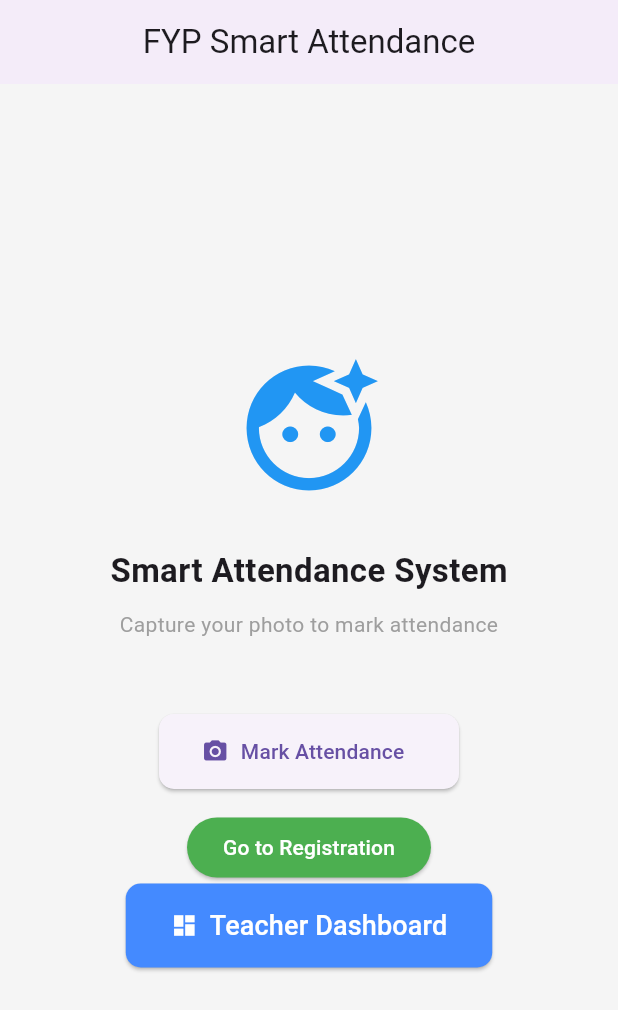
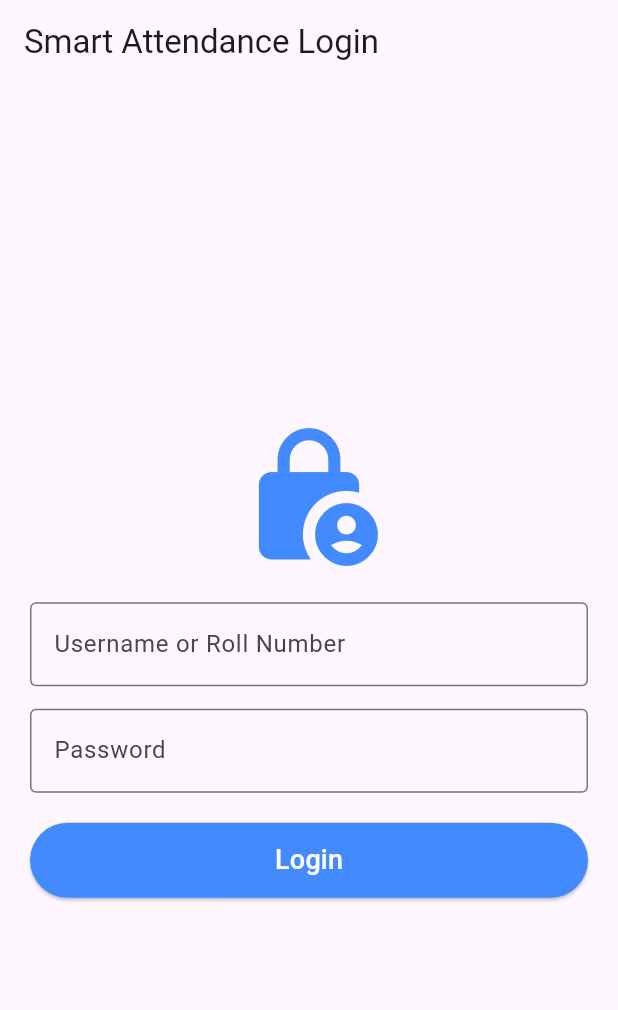
Before and after one commit to MustafaAhmed2614/Smart-Attendance-System-FYP, a Flutter app: the screen it shows after launch, on a phone screen of 412 x 824 dp. Shown: the top 1010 px of the screen. Run offline on Flutter 3.47's test engine with Material 3 defaults, Android fonts, the phone set to English and light mode, and no system bars; our stand-ins replace image_picker.

Commit message:
update-student-dashboard

```diff
--- a/mobile_app/lib/main.dart
+++ b/mobile_app/lib/main.dart
@@ -1,7 +1,7 @@
 import 'package:flutter/material.dart';
 import 'screens/home_screen.dart';
-
- // Apne folder structure ke mutabiq path check karlein
+import 'screens/login_screen.dart';
+// Apne folder structure ke mutabiq path check karlein
 
 void main() {
   runApp(const MyApp());
@@ -21,7 +21,7 @@ class MyApp extends StatelessWidget {
         useMaterial3: true, // Modern look ke liye
       ),
       // App start hote hi Home Screen khulegi
-      home: const HomeScreen(),
+      home: LoginScreen(),
     );
   }
 }
--- a/mobile_app/lib/screens/home_screen.dart
+++ b/mobile_app/lib/screens/home_screen.dart
@@ -154,6 +154,7 @@ class _HomeScreenState extends State<HomeScreen> {
               ),
               child: const Text("Go to Registration"),
             ),
+            const SizedBox(height: 15),
             ElevatedButton.icon(
               onPressed: () {
                 // Nayi screen par jane ka code (Navigation)
--- /dev/null
+++ b/mobile_app/lib/screens/login_screen.dart
@@ -0,0 +1,120 @@
+import 'package:flutter/material.dart';
+import 'package:fyp_app/screens/home_screen.dart';
+import 'package:fyp_app/screens/student_dashboard.dart';
+import 'package:http/http.dart' as http;
+import 'dart:convert';
+import 'teacher_dashboard.dart'; // Teacher ki screen
+// import 'main.dart'; // Agar aapki purani main screen ka naam kuch aur hai toh yahan link karein
+
+class LoginScreen extends StatefulWidget {
+  @override
+  _LoginScreenState createState() => _LoginScreenState();
+}
+
+class _LoginScreenState extends State<LoginScreen> {
+  // Yahan apna FastAPI wala IP address lagayen
+  final String backendUrl = "http://192.168.0.198:8000";
+
+  final TextEditingController usernameController = TextEditingController();
+  final TextEditingController passwordController = TextEditingController();
+  bool isLoading = false;
+
+  Future<void> loginUser() async {
+    setState(() {
+      isLoading = true;
+    });
+
+    try {
+      final response = await http.post(
+        Uri.parse('$backendUrl/login/'),
+        headers: {"Content-Type": "application/json"},
+        body: jsonEncode({
+          "username": usernameController.text,
+          "password": passwordController.text,
+        }),
+      );
+
+      final data = jsonDecode(response.body);
+
+      if (data['status'] == 'Success') {
+        // Agar Teacher login kare:
+        if (data['role'] == 'teacher') {
+          Navigator.pushReplacement(
+            context,
+            MaterialPageRoute(builder: (context) => HomeScreen()),
+            // Note: Agar aap Teacher ko direct Home Screen par bhejna chahte hain, toh 'TeacherDashboard()' ki jagah apni purani screen ka naam likhein.
+          );
+        }
+        // Agar Student login kare:
+        else if (data['role'] == 'student') {
+          // Abhi humne Student screen banani hai, filhal ek dummy message dikha dete hain
+          Navigator.pushReplacement(
+            context,
+            MaterialPageRoute(
+              builder: (context) =>
+                  StudentDashboard(rollNumber: usernameController.text),
+            ),
+          );
+        }
+      } else {
+        // Password ya Username galat hone par error
+        ScaffoldMessenger.of(context).showSnackBar(
+          SnackBar(content: Text(data['message']), backgroundColor: Colors.red),
+        );
+      }
+    } catch (e) {
+      print("Login Error: $e");
+    } finally {
+      setState(() {
+        isLoading = false;
+      });
+    }
+  }
+
+  @override
+  Widget build(BuildContext context) {
+    return Scaffold(
+      appBar: AppBar(title: Text('Smart Attendance Login')),
+      body: Padding(
+        padding: const EdgeInsets.all(20.0),
+        child: Column(
+          mainAxisAlignment: MainAxisAlignment.center,
+          children: [
+            Icon(Icons.lock_person, size: 100, color: Colors.blueAccent),
+            SizedBox(height: 20),
+            TextField(
+              controller: usernameController,
+              decoration: InputDecoration(
+                labelText: 'Username or Roll Number',
+                border: OutlineInputBorder(),
+              ),
+            ),
+            SizedBox(height: 15),
+            TextField(
+              controller: passwordController,
+              obscureText: true, // Password chupane ke liye
+              decoration: InputDecoration(
+                labelText: 'Password',
+                border: OutlineInputBorder(),
+              ),
+            ),
+            SizedBox(height: 20),
+            isLoading
+                ? CircularProgressIndicator()
+                : ElevatedButton(
+                    onPressed: loginUser,
+                    style: ElevatedButton.styleFrom(
+                      minimumSize: Size(double.infinity, 50),
+                      backgroundColor: Colors.blueAccent,
+                    ),
+                    child: Text(
+                      'Login',
+                      style: TextStyle(fontSize: 18, color: Colors.white),
+                    ),
+                  ),
+          ],
+        ),
+      ),
+    );
+  }
+}
```
Also changed, not shown: mobile_app/lib/screens/student_dashboard.dart (added, +97 -0 lines), 1 other file.
